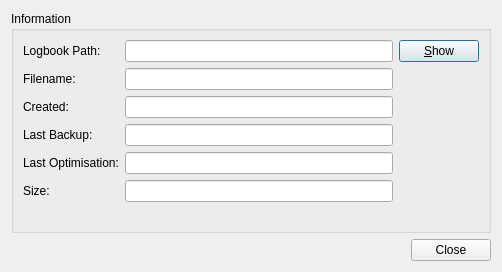
First picture: the form in src/UserInterface/src/Dialogs/AboutLogbookDialog.ui, repository till213/SkyDolly, before the edit.
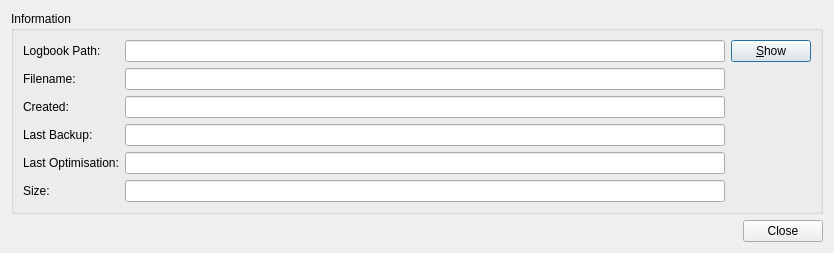
Second picture: the form after the edit.

Commit message: Implement delete confirmation dialog.

What changed in the file:
```diff
--- a/src/UserInterface/src/Dialogs/AboutLogbookDialog.ui
+++ b/src/UserInterface/src/Dialogs/AboutLogbookDialog.ui
@@ -6,8 +6,8 @@
    <rect>
     <x>0</x>
     <y>0</y>
-    <width>502</width>
-    <height>272</height>
+    <width>824</width>
+    <height>250</height>
    </rect>
   </property>
   <property name="windowTitle">
@@ -46,7 +46,7 @@
          <widget class="QLineEdit" name="directoryPathLineEdit">
           <property name="minimumSize">
            <size>
-            <width>250</width>
+            <width>600</width>
             <height>0</height>
            </size>
           </property>
@@ -66,7 +66,7 @@
          <widget class="QLineEdit" name="logbookNameLineEdit">
           <property name="minimumSize">
            <size>
-            <width>250</width>
+            <width>600</width>
             <height>0</height>
            </size>
           </property>
@@ -86,7 +86,7 @@
          <widget class="QLineEdit" name="createdDateLineEdit">
           <property name="minimumSize">
            <size>
-            <width>250</width>
+            <width>600</width>
             <height>0</height>
            </size>
           </property>
@@ -106,7 +106,7 @@
          <widget class="QLineEdit" name="lastBackupDateLineEdit">
           <property name="minimumSize">
            <size>
-            <width>250</width>
+            <width>600</width>
             <height>0</height>
            </size>
           </property>
@@ -126,7 +126,7 @@
          <widget class="QLineEdit" name="lastOptimisationDateLineEdit">
           <property name="minimumSize">
            <size>
-            <width>250</width>
+            <width>600</width>
             <height>0</height>
            </size>
           </property>
@@ -146,7 +146,7 @@
          <widget class="QLineEdit" name="logbookSizeLineEdit">
           <property name="minimumSize">
            <size>
-            <width>250</width>
+            <width>600</width>
             <height>0</height>
            </size>
           </property>
```
The commit also changes 4 other files.
